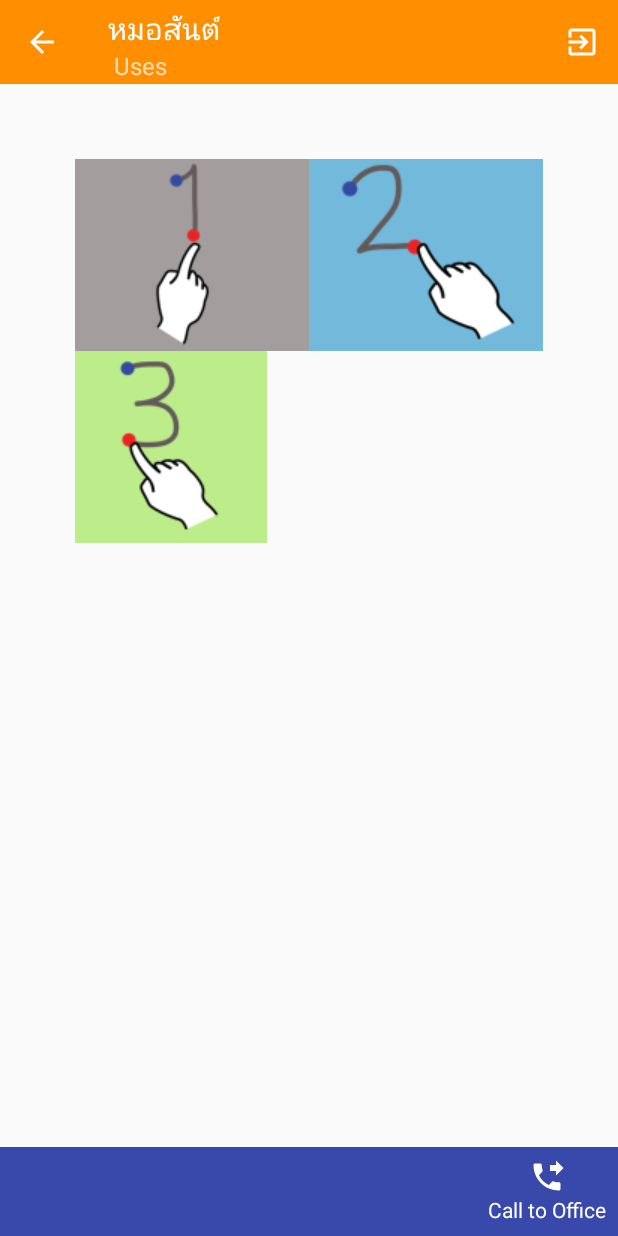
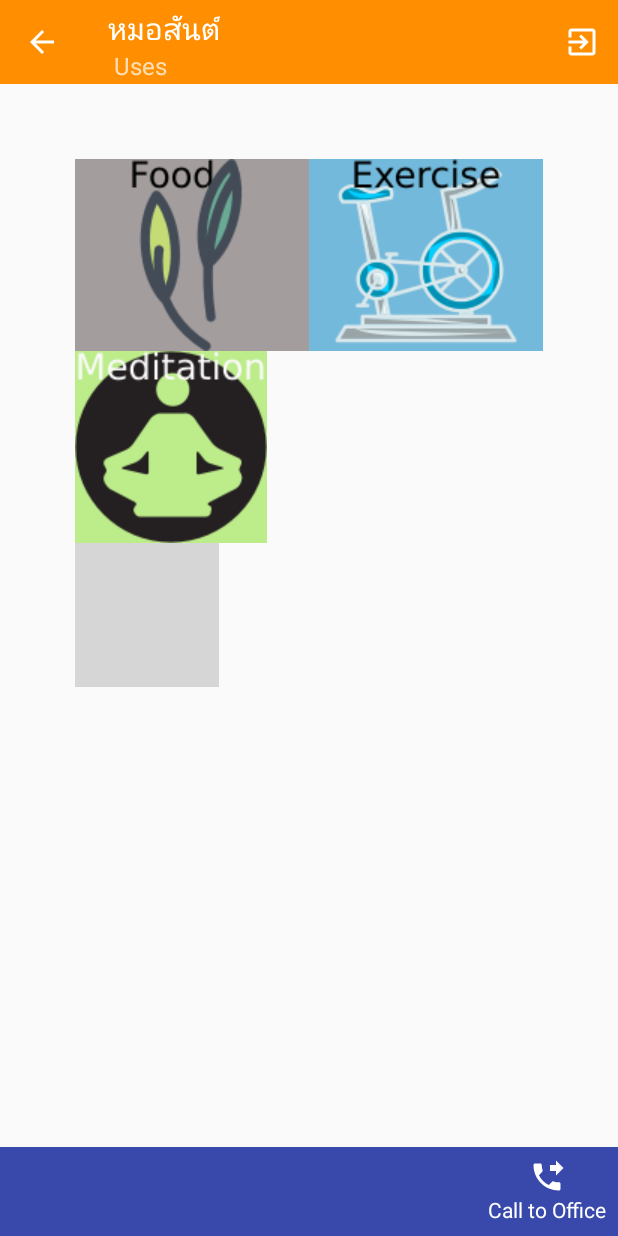
Before and after one commit to ratthakarn/appnurse, an Android app: the screen it shows after launch once a user with an empty profile is signed in (ServiceActivity), on a phone screen of 412 x 824 dp. Run offline under Robolectric (Android 15) with nearby library versions, the phone set to English and light mode, and no system bars; our stand-ins replace Firebase (no records; nobody signed in at launch, a user with empty details on screens opened directly); grey boxes are pictures that could not be loaded.

Commit message:
4 Categories Successed

```diff
--- a/app/src/main/java/masterung/th/in/androidthai/mytutorial/CatetoryFragment.java
+++ b/app/src/main/java/masterung/th/in/androidthai/mytutorial/CatetoryFragment.java
@@ -17,7 +17,7 @@ import android.widget.ImageView;
  */
 public class CatetoryFragment extends Fragment implements View.OnClickListener {
 
-    private ImageView imageView1, imageView2, imageView3;
+    private ImageView imageView1, imageView2, imageView3, imageView4;
 
 
     public CatetoryFragment() {
@@ -31,10 +31,13 @@ public class CatetoryFragment extends Fragment implements View.OnClickListener {
         imageView1 = getView().findViewById(R.id.imvCat1);
         imageView2 = getView().findViewById(R.id.imvCat2);
         imageView3 = getView().findViewById(R.id.imvCat3);
+        imageView4 = getView().findViewById(R.id.imvCat4);
+
 
         imageView1.setOnClickListener(this);
         imageView2.setOnClickListener(this);
         imageView3.setOnClickListener(this);
+        imageView4.setOnClickListener(this);
 
 //        Phone Controller
         phoneController();
@@ -80,6 +83,11 @@ public class CatetoryFragment extends Fragment implements View.OnClickListener {
                 index = 2;
                 moveToShowList(index);
                 break;
+
+            case R.id.imvCat4:
+                index = 3;
+                moveToShowList(index);
+                break;
         }
 
     }
--- a/app/src/main/java/masterung/th/in/androidthai/mytutorial/ListVideoFragment.java
+++ b/app/src/main/java/masterung/th/in/androidthai/mytutorial/ListVideoFragment.java
@@ -29,7 +29,7 @@ import java.util.List;
  */
 public class ListVideoFragment extends Fragment {
 
-    String[] categoryStrings = {"VideoMasterUNG", "VideoMovie", "VideoTrevel"};
+    String[] categoryStrings = {"VideoMasterUNG", "VideoMovie", "VideoTrevel", "VideoOther"};
     int index;
 
     public ListVideoFragment() {
--- a/app/src/main/res/layout/fragment_catetory.xml
+++ b/app/src/main/res/layout/fragment_catetory.xml
@@ -46,9 +46,20 @@
             android:layout_height="wrap_content" />
 
         <ImageView
+            android:id="@+id/imvCat4"
+            android:background="#BDEC8B"
+            android:layout_weight="1"
+            android:src="@drawable/four"
+            android:layout_width="wrap_content"
+            android:layout_height="wrap_content" />
+
+
+        <ImageView
             android:layout_weight="1"
             android:layout_width="wrap_content"
             android:layout_height="wrap_content" />
+
+
 
 
         <!--Row2-->
```
Also changed, not shown: app/src/main/res/drawable-mdpi/one.png, app/src/main/res/drawable-mdpi/three.png, app/src/main/res/drawable-mdpi/two.png.
